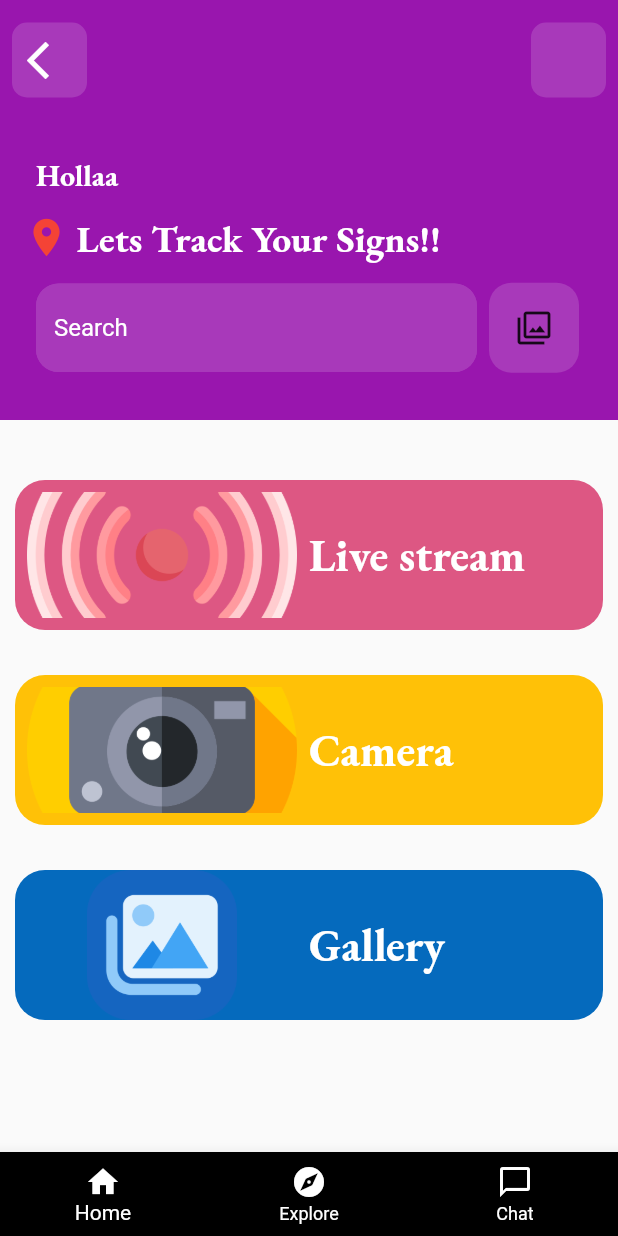
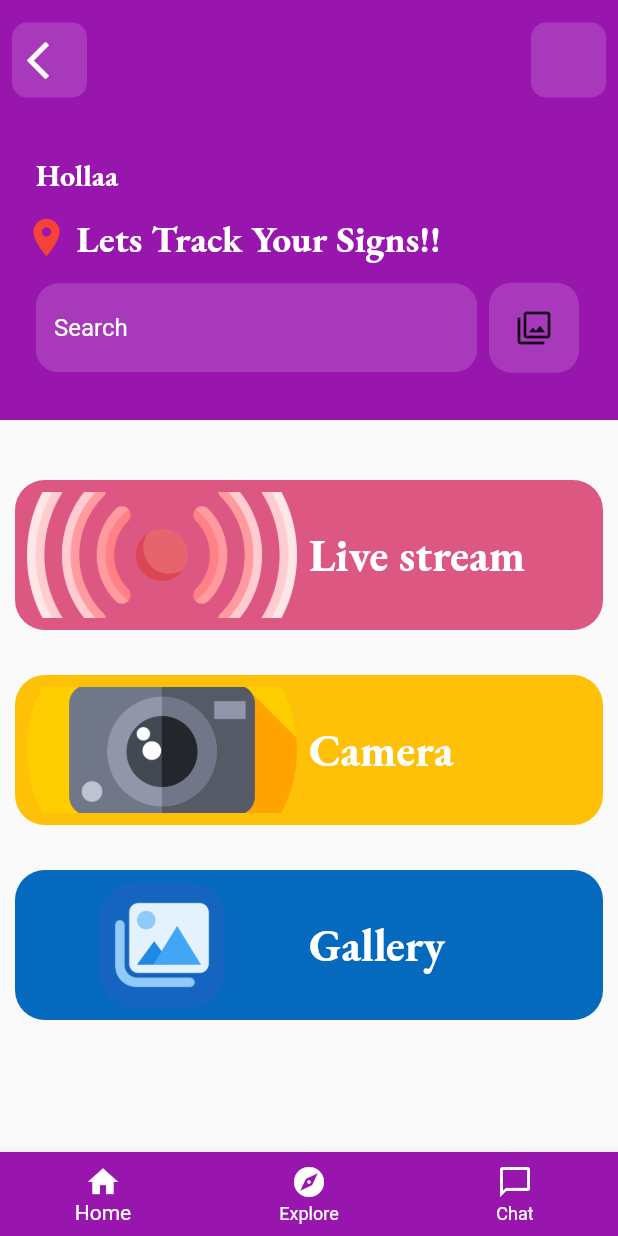
Before and after one commit to sheraz-bajwa/ML_project_Flutter, a Flutter app: the screen it shows after launch, on a phone screen of 412 x 824 dp. Run offline on Flutter 3.47's test engine with Material 2 defaults, Android fonts, the phone set to English and light mode, and no system bars; our stand-ins replace camera, dotted_border, flutter_animate, google_fonts, image_picker; missing offline and left inert: flutter_tflite, tflite_flutter.

Commit message:
first commit

```diff
--- a/tf/lib/BottomBar.dart
+++ b/tf/lib/BottomBar.dart
@@ -14,7 +14,7 @@ class MySta extends StatelessWidget {
       showUnselectedLabels: true,
       unselectedLabelStyle: TextStyle(color: Colors.white),
       unselectedItemColor: Colors.white,
-      backgroundColor: Color.fromARGB(255, 0, 0, 0),
+      backgroundColor: Color.fromARGB(255, 153, 22, 174),
       items: const <BottomNavigationBarItem>[
         BottomNavigationBarItem(
           icon: Icon(
--- a/tf/lib/Landing.dart
+++ b/tf/lib/Landing.dart
@@ -8,6 +8,7 @@ import 'package:tf/GalleryPick.dart';
 import 'package:tf/LiveStream.dart';
 import 'package:flutter_animate/flutter_animate.dart';
 import 'package:animations/animations.dart';
+import 'package:tf/mainContainer.dart';
 
 class Landing extends StatefulWidget {
   const Landing({super.key});
@@ -17,13 +18,6 @@ class Landing extends StatefulWidget {
 }
 
 class _LandingState extends State<Landing> {
-  GlobalKey _dropdownKey1 = GlobalKey();
-
-  void openDropDown(GlobalKey key) {
-    final dynamic state = key.currentState;
-    state.toggleDropdown();
-  }
-
   @override
   Widget build(BuildContext context) {
     return SafeArea(
@@ -177,99 +171,49 @@ class _LandingState extends State<Landing> {
                     SizedBox(
                       height: 30,
                     ),
-                    Container(
-                      height: 100,
-                      width: double.infinity,
-                      decoration: BoxDecoration(
-                          color: const Color.fromARGB(255, 221, 87, 131),
-                          borderRadius: BorderRadius.circular(20)),
-                      child: Row(
-                        children: [
-                          Expanded(
-                            child: Padding(
-                              padding: const EdgeInsets.all(8.0),
-                              child: Image.asset(
-                                'assets/live.png',
-                                fit: BoxFit.cover,
-                              ),
-                            ),
-                          ),
-                          Expanded(
-                            child: text(
-                              color: Colors.white,
-                              data: 'Live stream',
-                              size: 30,
-                              Bold: FontWeight.bold,
-                            ),
-                          ),
-                        ],
-                      ),
+                    Containerrr(
+                      Name: 'Live stream',
+                      color: Color.fromARGB(255, 221, 87, 131),
+                      imag: 'assets/live.png',
+                      fit: BoxFit.cover,
+                      onTap: () {
+                        Navigator.push(
+                            context,
+                            MaterialPageRoute(
+                                builder: (context) => LiveStream()));
+                      },
                     ),
                     SizedBox(
                       height: 30,
                     ),
-                    Container(
-                      height: 100,
-                      width: double.infinity,
-                      decoration: BoxDecoration(
-                          color: Colors.amber,
-                          borderRadius: BorderRadius.circular(20)),
-                      child: Row(
-                        children: [
-                          Expanded(
-                            child: Padding(
-                              padding: const EdgeInsets.all(8.0),
-                              child: Image.asset(
-                                'assets/photo.png',
-                                fit: BoxFit.cover,
-                              ),
-                            ),
-                          ),
-                          Expanded(
-                            child: text(
-                              color: Colors.white,
-                              data: 'Camera',
-                              size: 30,
-                              Bold: FontWeight.bold,
-                            ),
-                          ),
-                        ],
-                      ),
+                    Containerrr(
+                      Name: 'Camera',
+                      color: Colors.amber,
+                      imag: 'assets/photo.png',
+                      fit: BoxFit.cover,
+                      onTap: () {
+                        Navigator.push(context,
+                            MaterialPageRoute(builder: (context) => Camera()));
+                      },
                     ),
                     SizedBox(
                       height: 30,
                     ),
-                    Container(
-                      height: 100,
-                      width: double.infinity,
-                      decoration: BoxDecoration(
-                          color: const Color.fromARGB(255, 5, 106, 189),
-                          borderRadius: BorderRadius.circular(20)),
-                      child: Row(
-                        children: [
-                          Expanded(
-                            child: Image.asset(
-                              'assets/picture.png',
-                            ),
-                          ),
-                          Expanded(
-                            child: text(
-                              color: Colors.white,
-                              data: 'Gallery',
-                              size: 30,
-                              Bold: FontWeight.bold,
-                            ),
-                          ),
-                        ],
-                      ),
+                    Containerrr(
+                      Name: 'Gallery',
+                      color: Color.fromARGB(255, 5, 106, 189),
+                      imag: 'assets/picture.png',
+                      onTap: () {
+                        Navigator.push(context,
+                            MaterialPageRoute(builder: (context) => Gallery()));
+                      },
                     ),
                   ]
                       .animate(interval: .200.seconds)
-                      .fadeIn(duration: 1200.ms)
-                      .then(delay: 200.ms) // baseline=800ms
-                      .slide()
+                      .fadeIn(duration: 1200.ms) // baseline=800ms
                       .slideX()
-                      .shimmer(duration: 1200.ms),
+                      .then(delay: 200.ms)
+                      .shimmer(duration: 1500.ms),
                 ),
               ),
 
@@ -282,41 +226,3 @@ class _LandingState extends State<Landing> {
     );
   }
 }
-
-class _TransitionListTile extends StatelessWidget {
-  const _TransitionListTile({
-    this.onTap,
-    required this.title,
-    required this.subtitle,
-  });
-
-  final GestureTapCallback? onTap;
-  final String title;
-  final String subtitle;
-
-  @override
-  Widget build(BuildContext context) {
-    return ListTile(
-      contentPadding: const EdgeInsets.symmetric(
-        horizontal: 15.0,
-      ),
-      leading: Container(
-        width: 40.0,
-        height: 40.0,
-        decoration: BoxDecoration(
-          borderRadius: BorderRadius.circular(20.0),
-          border: Border.all(
-            color: Colors.black54,
-          ),
-        ),
-        child: const Icon(
-          Icons.play_arrow,
-          size: 35,
-        ),
-      ),
-      onTap: onTap,
-      title: Text(title),
-      subtitle: Text(subtitle),
-    );
-  }
-}
--- a/tf/lib/main.dart
+++ b/tf/lib/main.dart
@@ -20,6 +20,7 @@ class MyApp extends StatelessWidget {
   Widget build(BuildContext context) {
     return MaterialApp(
       title: 'Flutter Demo',
+      debugShowCheckedModeBanner: false,
       theme: ThemeData(
         colorScheme: ColorScheme.fromSeed(seedColor: Colors.deepPurple),
         // useMaterial3: true,
--- /dev/null
+++ b/tf/lib/mainContainer.dart
@@ -0,0 +1,50 @@
+import 'package:flutter/material.dart';
+
+import 'Fonts.dart';
+
+class Containerrr extends StatelessWidget {
+  const Containerrr(
+      {super.key,
+      required this.imag,
+      required this.Name,
+      required this.color,
+      this.fit, required this.onTap});
+
+  final String imag;
+  final String Name;
+  final Color color;
+  final fit;
+  final VoidCallback onTap;
+  @override
+  Widget build(BuildContext context) {
+    return GestureDetector(onTap: onTap,
+      child: Container(
+        height: 100,
+        width: double.infinity,
+        decoration: BoxDecoration(
+            color: color, borderRadius: BorderRadius.circular(20)),
+        child: Row(
+          children: [
+            Expanded(
+              child: Padding(
+                padding: const EdgeInsets.all(8.0),
+                child: Image.asset(
+                  imag,
+                  fit: fit,
+                ),
+              ),
+            ),
+            Expanded(
+              child: text(
+                color: Colors.white,
+                data: Name,
+                size: 30,
+                Bold: FontWeight.bold,
+              ),
+            ),
+          ],
+        ),
+      ),
+    );
+  }
+}
```
Also changed, not shown: tf/lib/LiveStream.dart (+5 -78 lines).
